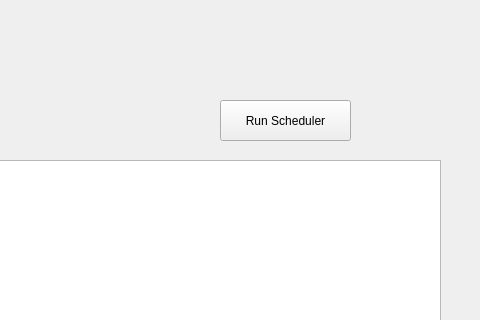
Above: main.ui from AhmedNasr7/OS-Scheduler before the change; both pictures show x 320 to 800 and y 0 to 320 of the 800 by 600 pixel window. Below: the same form after it.
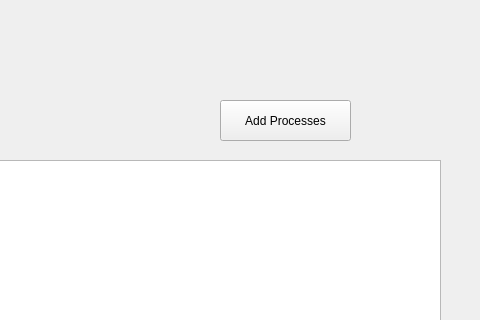
That is the form after the change.

Commit message: connect main window with Qtable window

What changed in the file:
```diff
--- a/main.ui
+++ b/main.ui
@@ -47,7 +47,7 @@
      </rect>
     </property>
     <property name="text">
-     <string>Run Scheduler</string>
+     <string>Add Processes</string>
     </property>
    </widget>
    <widget class="QListWidget" name="listWidget">
```
Left out of the diff: 2 changed lines with no effect on the pictures. The commit also changes 3 other files.
